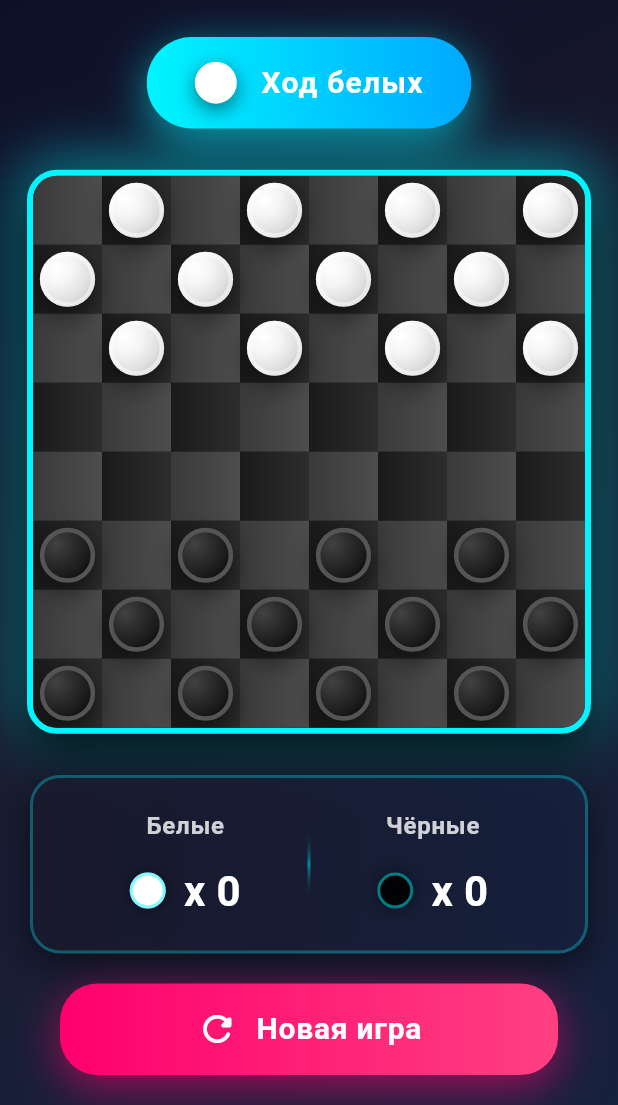
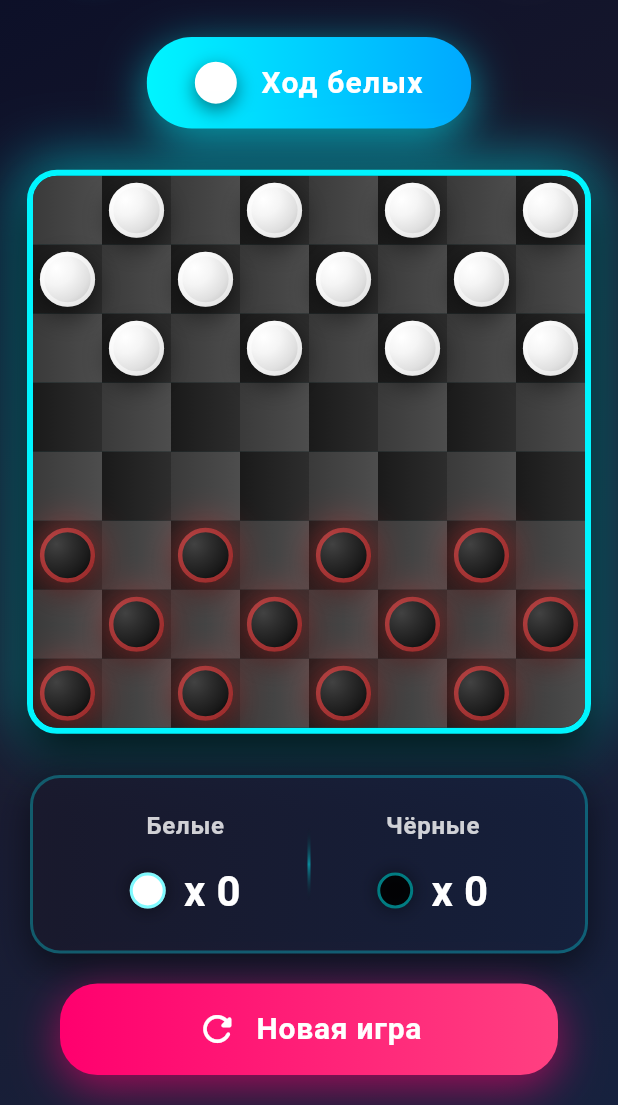
Before and after one commit to Nekit120/claude_try, a Flutter app: the screen it shows after launch, on a phone screen of 412 x 824 dp, the part 131-1236 px from its top. Run offline on Flutter 3.47's test engine with Material 3 defaults, Android fonts, the phone set to English and light mode, and no system bars.

Commit message:
Исправлена анимация и добавлена красная подсветка
Изменения:
- Плавная быстрая анимация движения шашек (300мс)
- Убрана задержка перед началом анимации
- Убран параболический подъем - теперь линейное движение
- Добавлена красная подсветка заблокированных шашек:
  * Когда нужно обязательно бить, шашки без взятия светятся красным
  * Бледно-красная рамка и свечение (#ff4444 с прозрачностью)
  * Визуально понятно, почему шашкой нельзя ходить
- Улучшена функция проверки заблокированных шашек

🤖 Generated with [Claude Code](https://claude.com/claude-code)

Co-Authored-By: Claude <noreply@anthropic.com>

```diff
--- a/lib/screens/game_screen.dart
+++ b/lib/screens/game_screen.dart
@@ -25,7 +25,7 @@ class _GameScreenState extends State<GameScreen> with TickerProviderStateMixin {
     _gameState = GameState.initial();
 
     _moveAnimationController = AnimationController(
-      duration: const Duration(milliseconds: 500),
+      duration: const Duration(milliseconds: 300),
       vsync: this,
     );
 
@@ -57,8 +57,10 @@ class _GameScreenState extends State<GameScreen> with TickerProviderStateMixin {
 
       if (move.from.row != -1) {
         // Делаем ход с анимацией
-        _animatingFrom = move.from;
-        _animatingTo = move.to;
+        setState(() {
+          _animatingFrom = move.from;
+          _animatingTo = move.to;
+        });
         _moveAnimationController.forward(from: 0).then((_) {
           setState(() {
             _gameState = GameLogic.makeMove(_gameState, move);
@@ -94,6 +96,22 @@ class _GameScreenState extends State<GameScreen> with TickerProviderStateMixin {
       _animatingFrom = null;
       _animatingTo = null;
     });
+  }
+
+  // Проверяем, заблокирована ли шашка из-за обязательного взятия
+  bool _isPieceBlocked(Piece piece) {
+    if (_gameState.winner != null) return true;
+    if (piece.color != _gameState.currentPlayer) return true;
+
+    final allMoves = GameLogic.getAllPossibleMoves(_gameState);
+    final hasCaptureMoves = allMoves.any((m) => m.isCapture);
+
+    if (!hasCaptureMoves) return false;
+
+    final pieceMoves = GameLogic.getPossibleMovesForPiece(_gameState, piece);
+    final pieceHasCaptures = pieceMoves.any((m) => m.isCapture);
+
+    return !pieceHasCaptures;
   }
 
   @override
@@ -594,6 +612,7 @@ class _GameScreenState extends State<GameScreen> with TickerProviderStateMixin {
     final canMove = _gameState.currentPlayer == piece.color &&
                     _gameState.winner == null;
     final isSelected = _gameState.selectedPosition == piece.position;
+    final isBlocked = _isPieceBlocked(piece);
 
     return Positioned(
       left: piece.position.col * cellSize,
@@ -603,13 +622,24 @@ class _GameScreenState extends State<GameScreen> with TickerProviderStateMixin {
         child: AnimatedScale(
           scale: isSelected ? 1.1 : 1.0,
           duration: const Duration(milliseconds: 200),
-          child: _buildPieceVisual(piece, cellSize, isSelected: isSelected),
+          child: _buildPieceVisual(
+            piece,
+            cellSize,
+            isSelected: isSelected,
+            isBlocked: isBlocked,
+          ),
         ),
       ),
     );
   }
 
-  Widget _buildPieceVisual(Piece piece, double cellSize, {bool isSelected = false, bool isAnimating = false}) {
+  Widget _buildPieceVisual(
+    Piece piece,
+    double cellSize, {
+    bool isSelected = false,
+    bool isAnimating = false,
+    bool isBlocked = false,
+  }) {
     return Container(
       width: cellSize,
       height: cellSize,
@@ -646,12 +676,20 @@ class _GameScreenState extends State<GameScreen> with TickerProviderStateMixin {
                 blurRadius: 30,
                 spreadRadius: 3,
               ),
+            if (isBlocked && !isSelected)
+              BoxShadow(
+                color: const Color(0xFFff4444).withValues(alpha: 0.5),
+                blurRadius: 20,
+                spreadRadius: 2,
+              ),
           ],
           border: Border.all(
-            color: piece.color == PieceColor.white
-                ? Colors.white.withValues(alpha: 0.5)
-                : const Color(0xFF555555),
-            width: 3,
+            color: isBlocked && !isSelected
+                ? const Color(0xFFff4444).withValues(alpha: 0.6)
+                : piece.color == PieceColor.white
+                    ? Colors.white.withValues(alpha: 0.5)
+                    : const Color(0xFF555555),
+            width: isBlocked && !isSelected ? 3 : 3,
           ),
         ),
         child: piece.isKing
@@ -681,8 +719,8 @@ class _GameScreenState extends State<GameScreen> with TickerProviderStateMixin {
     return AnimatedBuilder(
       animation: _moveAnimationController,
       builder: (context, child) {
-        // Используем более плавную кривую с bounce эффектом
-        final t = Curves.easeOutCubic.transform(_moveAnimationController.value);
+        // Используем линейную интерполяцию для плавного движения
+        final t = Curves.easeInOut.transform(_moveAnimationController.value);
         final fromCol = _animatingFrom!.col;
         final fromRow = _animatingFrom!.row;
         final toCol = _animatingTo!.col;
@@ -691,16 +729,10 @@ class _GameScreenState extends State<GameScreen> with TickerProviderStateMixin {
         final currentCol = fromCol + (toCol - fromCol) * t;
         final currentRow = fromRow + (toRow - fromRow) * t;
 
-        // Добавляем небольшой подъем в середине движения (параболическая траектория)
-        final lift = (1 - (2 * t - 1) * (2 * t - 1)) * 0.3;
-
         return Positioned(
           left: currentCol * cellSize,
-          top: currentRow * cellSize - lift * cellSize,
-          child: Transform.scale(
-            scale: 1.0 + lift * 0.3,
-            child: _buildPieceVisual(piece, cellSize, isAnimating: true),
-          ),
+          top: currentRow * cellSize,
+          child: _buildPieceVisual(piece, cellSize, isAnimating: true),
         );
       },
     );
```
